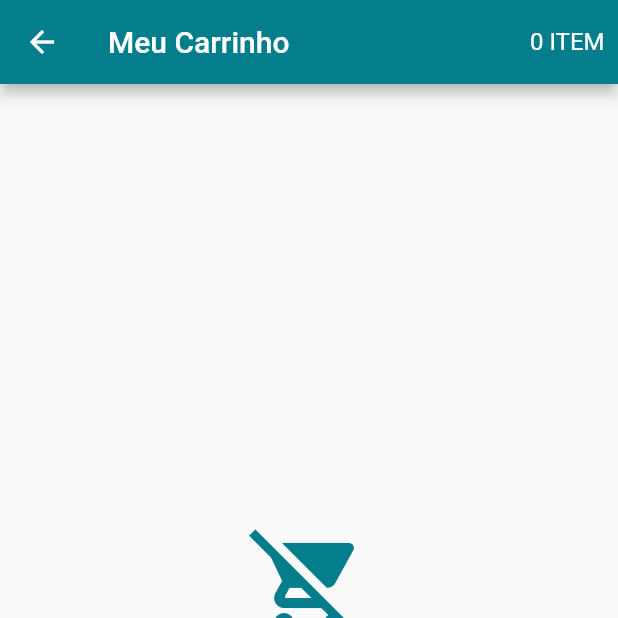
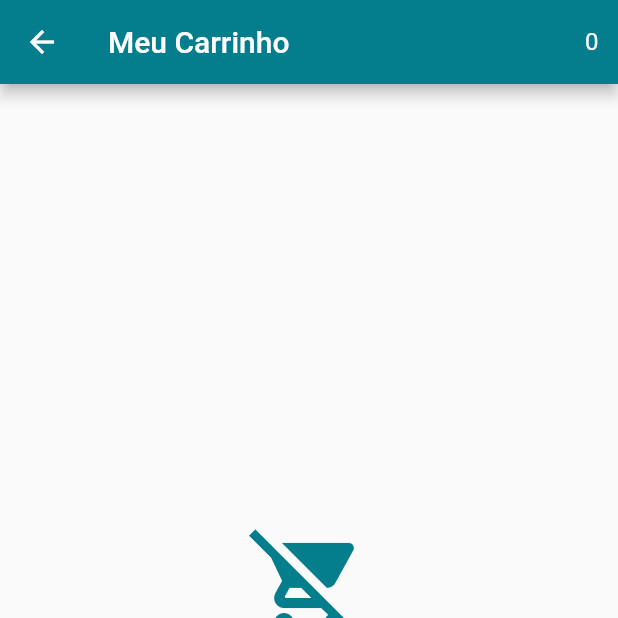
Before and after one commit to tonypereiramelo/loja_importacao, a Flutter app: the CartScreen screen opened directly, on a phone screen of 412 x 824 dp, the top half of it. Run offline on Flutter 3.47's test engine with Material 2 defaults, Android fonts, the phone set to English and light mode, and no system bars; our stand-ins replace cached_network_image, carousel_slider, cloud_firestore, firebase_auth, firebase_core, transparent_image; accounts and stored records are empty.

Commit message:
_quatity logica corrigida

```diff
--- a/lib/screens/cart_screen.dart
+++ b/lib/screens/cart_screen.dart
@@ -17,9 +17,14 @@ class CartScreen extends StatelessWidget {
             child: ScopedModelDescendant<CartModel>(
               builder: (context, child, model) {
                 int p = model.products.length;
-                int _quantity = 1;
+                String _quantity = "";
+                if (p == 1) {
+                  _quantity = " ITEM";
+                } else if (p > 1) {
+                  _quantity = "ITENS";
+                }
                 return Text(
-                  "${p < _quantity ? "$p ITEM" : "$p ITENS"}",
+                  "$p $_quantity",
                   style: TextStyle(fontSize: 16),
                 );
               },
```
